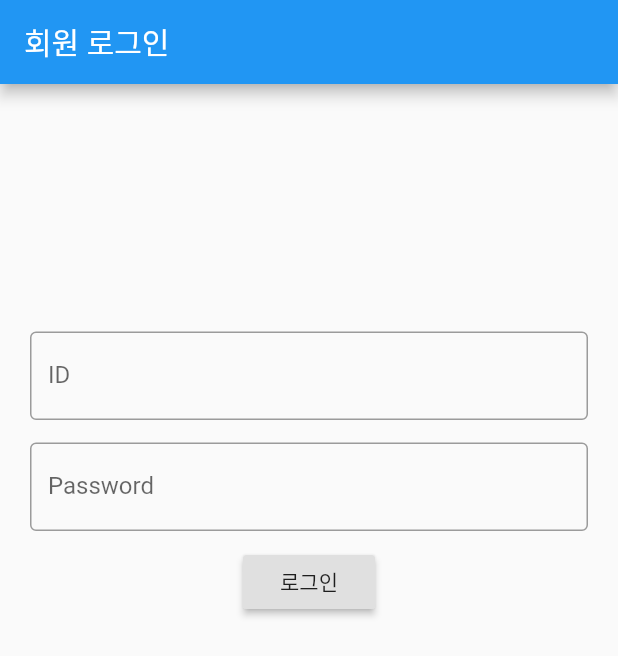
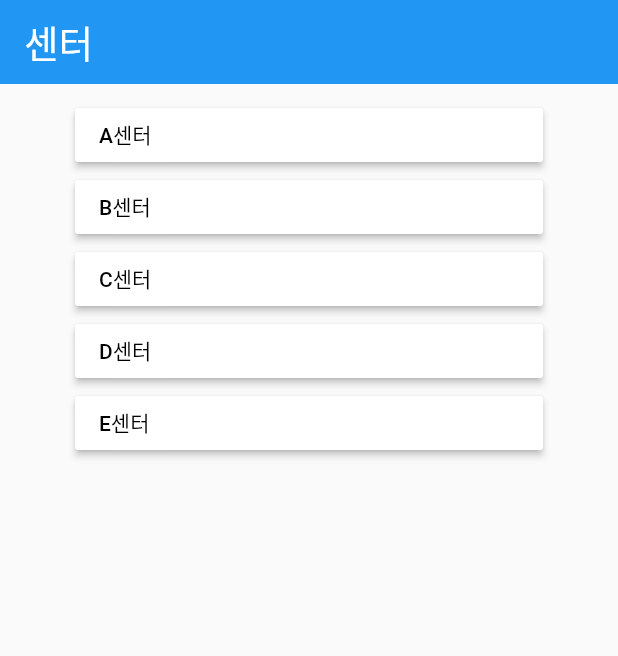
Before and after one commit to Imagin-DoIt/Flutter_project_app, a Flutter app: the screen it shows after launch, after a tap on "센터 찾기", on a phone screen of 412 x 824 dp. Shown: the top 656 px of the screen. Run offline on Flutter 3.47's test engine with Material 2 defaults, Android fonts, the phone set to English and light mode, and no system bars; our stand-ins replace carousel_slider, date_picker_timeline, shared_preferences, table_calendar; missing offline and left inert: alert, boardview, dart:html, flutter_calendar_week, flutter_neat_and_clean_calendar, line_chart.

Commit message:
센터정보 화면 추가

```diff
--- a/lib/Customer_list.dart
+++ b/lib/Customer_list.dart
@@ -13,7 +13,6 @@ class CustomerList extends StatefulWidget {
 }
 
 class CustomerListState extends State<CustomerList> {
-  String dropdownValue = '현황';
   @override
   void initState() {
     super.initState();
@@ -23,7 +22,6 @@ class CustomerListState extends State<CustomerList> {
   // This widget is the root of your application.
   @override
   Widget build(BuildContext context) {
-    Size size = MediaQuery.of(context).size;
     return MaterialApp(
         title: '명단 페이지',
         home: Scaffold(
@@ -120,6 +118,7 @@ class CustomerListState extends State<CustomerList> {
             elevation: 0.0,
           ),
           body: Container(
+            padding: EdgeInsets.fromLTRB(50, 10, 50, 10),
             child: Column(
               children: [
                 RaisedButton(
--- /dev/null
+++ b/lib/center_list.dart
@@ -0,0 +1,102 @@
+import 'package:flutter/material.dart';
+
+class CenterList extends StatefulWidget {
+  CenterList({Key key, this.title}) : super(key: key);
+  final String title;
+
+  @override
+  CenterListState createState() => CenterListState();
+}
+
+class CenterListState extends State<CenterList> {
+  @override
+  void initState() {
+    super.initState();
+  }
+
+  var _index = 0;
+  // This widget is the root of your application.
+  @override
+  Widget build(BuildContext context) {
+    return MaterialApp(
+        title: '센터 선택 페이지',
+        home: Scaffold(
+          appBar: AppBar(
+            title: Text('센터', style: TextStyle(fontSize: 25.0)),
+            elevation: 0.0,
+          ),
+          body: Container(
+            padding: EdgeInsets.fromLTRB(50, 10, 50, 10),
+            child: Column(
+              children: [
+                RaisedButton(
+                    child: Row(
+                      children: [
+                        Text('A센터'),
+                      ],
+                    ),
+                    onPressed: () {
+                      Navigator.push(context,
+                          MaterialPageRoute(builder: (context) => null));
+                    },
+                    color: Colors.white,
+                    textColor: Colors.black,
+                    hoverColor: Colors.black87),
+                RaisedButton(
+                    child: Row(
+                      children: [
+                        Text('B센터'),
+                      ],
+                    ),
+                    onPressed: () {
+                      Navigator.push(context,
+                          MaterialPageRoute(builder: (context) => null));
+                    },
+                    color: Colors.white,
+                    textColor: Colors.black,
+                    hoverColor: Colors.black87),
+                RaisedButton(
+                    child: Row(
+                      children: [
+                        Text('C센터'),
+                      ],
+                    ),
+                    onPressed: () {
+                      Navigator.push(context,
+                          MaterialPageRoute(builder: (context) => null));
+                    },
+                    color: Colors.white,
+                    textColor: Colors.black,
+                    hoverColor: Colors.black87),
+                RaisedButton(
+                    child: Row(
+                      children: [
+                        Text('D센터'),
+                      ],
+                    ),
+                    onPressed: () {
+                      Navigator.push(context,
+                          MaterialPageRoute(builder: (context) => null));
+                    },
+                    color: Colors.white,
+                    textColor: Colors.black,
+                    hoverColor: Colors.black87),
+                RaisedButton(
+                    child: Row(
+                      children: [
+                        Text('E센터'),
+                      ],
+                    ),
+                    onPressed: () {
+                      Navigator.push(context,
+                          MaterialPageRoute(builder: (context) => null));
+                    },
+                    color: Colors.white,
+                    textColor: Colors.black,
+                    hoverColor: Colors.black87),
+              ],
+            ),
+          ),
+        ));
+  }
+}
--- a/lib/list_detail.dart
+++ b/lib/list_detail.dart
@@ -17,7 +17,6 @@ class ListDetail extends StatefulWidget {
 }
 
 class ListDetailState extends State<ListDetail> {
-  String dropdownValue = '현황';
   @override
   void initState() {
     super.initState();
@@ -27,7 +26,6 @@ class ListDetailState extends State<ListDetail> {
   // This widget is the root of your application.
   @override
   Widget build(BuildContext context) {
-    Size size = MediaQuery.of(context).size;
     return MaterialApp(
         title: '명단상세 페이지',
         home: Scaffold(
@@ -117,6 +115,7 @@ class ListDetailState extends State<ListDetail> {
             elevation: 0.0,
           ),
           body: Container(
+            padding: EdgeInsets.fromLTRB(50, 10, 50, 10),
             child: Column(
               children: [
                 RaisedButton(
--- a/lib/main.dart
+++ b/lib/main.dart
@@ -1,4 +1,5 @@
 import 'package:flutter/material.dart';
+import 'center_list.dart';
 import 'new_user.dart';
 import 'Counseling.dart';
 import 'trainer_login.dart';
@@ -50,7 +51,7 @@ class Mainscreen extends StatelessWidget {
                   onPressed: () {
                     Navigator.push(
                       context,
-                      MaterialPageRoute(builder: (context) => Member()),
+                      MaterialPageRoute(builder: (context) => CenterList()),
                     );
                   },
                 ),
```
